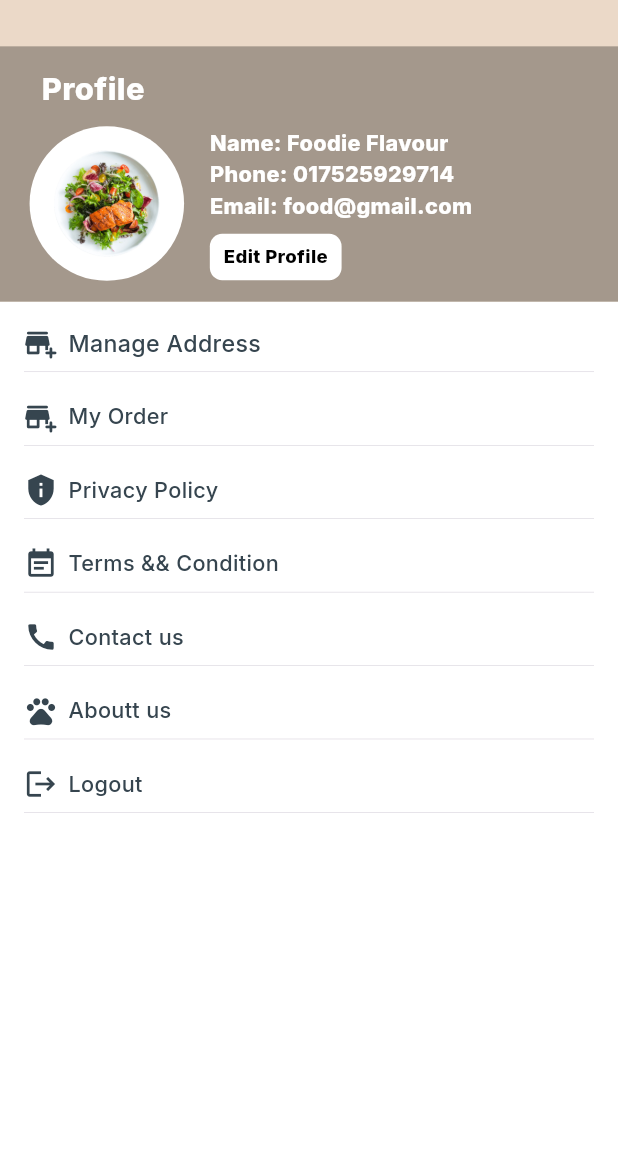
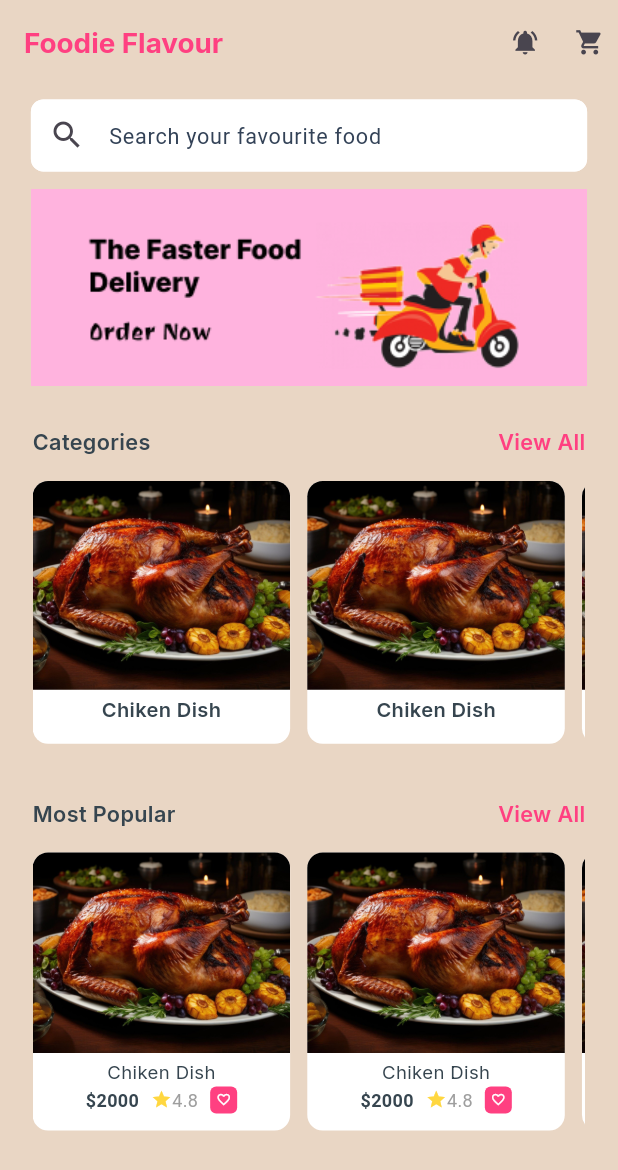
Before and after one commit to nurnabimiah/Foodie-User-App, a Flutter app: the screen it shows after launch, on a phone screen of 412 x 824 dp. Shown: the top 1170 px of the screen. Run offline on Flutter 3.47's test engine with Material 2 defaults, Android fonts, the phone set to English and light mode, and no system bars; drawn by our look-alikes of carousel_slider; our stand-ins replace cached_network_image, dio, dropdown_button2, flutter_screenutil, get, get_it and 4 more.

Commit message:
added:HomeScreen Design(done)

```diff
--- a/lib/main.dart
+++ b/lib/main.dart
@@ -37,6 +37,7 @@ import 'package:foodie_resturent_user_app/view/screen/auth_screen/login_screen.d
 import 'package:foodie_resturent_user_app/view/screen/auth_screen/recover_password_screen.dart';
 import 'package:foodie_resturent_user_app/view/screen/auth_screen/sign_up_screen.dart';
 import 'package:foodie_resturent_user_app/view/screen/favourite_list_screen/favourite_list_screen.dart';
+import 'package:foodie_resturent_user_app/view/screen/home_screen/home_screen.dart';
 import 'package:foodie_resturent_user_app/view/screen/notification_screen/notification_screen.dart';
 import 'package:foodie_resturent_user_app/view/screen/onboarding_screen/onboarding_screen.dart';
 import 'package:foodie_resturent_user_app/view/screen/order_screen/my_order_screen.dart';
@@ -91,7 +92,8 @@ class MyApp extends StatelessWidget {
             ),
 
             //initialRoute: LoginScreen.routeName,
-            initialRoute: ProfileScreen.routeName,
+            //initialRoute: ProfileScreen.routeName,
+            initialRoute: HomeScreen.routeName,
             getPages: [
               GetPage(name: SplashScreen.routeName, page: () => SplashScreen()),
               GetPage(name:OnbordingScreen.routeName, page: () => OnbordingScreen()),
@@ -100,6 +102,7 @@ class MyApp extends StatelessWidget {
               GetPage(name:SignUpScreen.routeName, page: () => SignUpScreen()),
               GetPage(name:RecoverPasswordScreen.routeName, page: () => RecoverPasswordScreen()),
               GetPage(name:CreateNewPasswordScreen.routeName, page: () => CreateNewPasswordScreen()),
+              GetPage(name:HomeScreen.routeName, page: () =>  HomeScreen()),
               GetPage(name:MyOrderScreen.routeName, page: () => MyOrderScreen()),
               GetPage(name:OrderDetailsScreen.routeName, page: () => OrderDetailsScreen()),
               GetPage(name:FavouriteListScreen.routeName, page: () => FavouriteListScreen()),
--- /dev/null
+++ b/lib/view/screen/home_screen/home_screen.dart
@@ -0,0 +1,204 @@
+
+
+
+import 'package:carousel_slider/carousel_slider.dart';
+import 'package:flutter/material.dart';
+import 'package:flutter_screenutil/flutter_screenutil.dart';
+import 'package:foodie_resturent_user_app/view/widget/carousel_slider_widget/carousel_slider_widget.dart';
+import 'package:foodie_resturent_user_app/view/widget/food_item_preview_card/food_item_preview_card.dart';
+import 'package:foodie_resturent_user_app/view/widget/text_form_filed_widget/text_form_filed_widget.dart';
+import 'package:get/get.dart';
+import 'package:get/get_core/src/get_main.dart';
+
+import '../../../utils/app_color_resources/app_color_resources.dart';
+import '../../../utils/app_style.dart';
+import '../notification_screen/notification_screen.dart';
+
+class HomeScreen extends StatelessWidget {
+  static const String routeName = '/home_route';
+  HomeScreen({Key? key}) : super(key: key);
+
+  final searchController = TextEditingController();
+
+
+
+  @override
+  Widget build(BuildContext context) {
+    return Scaffold(
+      backgroundColor: AppColorResources.primaryColor,
+      appBar: PreferredSize(
+        preferredSize: Size.fromHeight(kToolbarHeight),
+        child: AppBar(
+          backgroundColor: AppColorResources.primaryColor,
+          elevation: 0,
+          title: Text('Foodie Flavour',style: myStyleInter(18.sp, AppColorResources.primaryPinkColor,FontWeight.w700),),
+          actions: [
+            Padding(
+                padding:  EdgeInsets.only(right: 8.0.w),
+                child: IconButton(onPressed: () {
+                  Get.toNamed(NotificationScreen.routeName);
+                }, icon:  Icon(Icons.notifications_active,size: 19.sp,),)
+            ),
+            Padding(
+              padding:  EdgeInsets.only(right: 8.0.w),
+              child: Icon(Icons.shopping_cart,size: 19.sp,),
+            ),
+          ],
+
+        ),
+      ),
+
+      body: SingleChildScrollView(
+        child: Column(
+          children: [
+            //...........search..................................................
+            Padding(
+              padding:  EdgeInsets.only(top: 10.0.h,left: 18.w,right: 18.w),
+              child: CustomTextFormFiled(
+                  hinText: 'Search your favourite food',
+                  keyboardType: TextInputType.text,
+                  prefixIcon: Icon(Icons.search),
+                  textEditingController: searchController,
+                  textFormFiledValidator: (value){
+
+                  },
+
+              ),
+            ),
+
+            //carousel slider....................................................
+            CarouselSliderWidet(),
+
+            //..............categories item list..................................
+            Padding(
+              padding: EdgeInsets.symmetric(horizontal: 19.w,vertical: 15.h),
+              child: Row(
+                mainAxisAlignment: MainAxisAlignment.spaceBetween,
+                children: [
+                  Text('Categories',style: myStyleInter(14.sp, AppColorResources.subBlackColor,FontWeight.w600),),
+                  GestureDetector(
+                    onTap: (){
+                      //Get.toNamed();
+                    },
+                    child: Text("View All",style: myStyleInter(14.sp, AppColorResources.primaryPinkColor,FontWeight.w600),),
+                  ),
+                ],
+              ),
+            ),
+
+            Padding(
+              padding: EdgeInsets.symmetric(horizontal: 19.0.w),
+              child: Container(
+                height: 170.h,
+                child: ListView.separated(
+                    shrinkWrap: true,
+                    scrollDirection: Axis.horizontal,
+                    itemCount: 10,
+                    separatorBuilder: (BuildContext context,index)=>SizedBox(width: 10.w,),
+                    itemBuilder: (BuildContext context,index){
+                      return Container(
+                        width: 150.w,
+                        decoration: BoxDecoration(
+                          color: AppColorResources.primaryWhiteColor,
+                          borderRadius: BorderRadius.all(Radius.circular(10.r))
+                        ),
+
+                        child: Column(
+                          children: [
+                            ClipRRect(
+
+                                child: Image.asset('assets/images/chicken _dish_image.jpg',fit: BoxFit.cover,height: 135.h,),
+                                borderRadius: BorderRadius.only(topLeft: Radius.circular(10.r,),topRight:  Radius.circular(10.r,)),
+                            ),
+                            SizedBox(height: 4.h,),
+                            Expanded(child: Text('Chiken Dish',style: myStyleInter(13.sp, AppColorResources.subBlackColor,FontWeight.w600),)),
+
+
+                          ],
+                        ),
+
+
+                      );
+                    },
+
+
+                ),
+              ),
+            ),
+            SizedBox(height: 20.h,),
+
+
+            //..............most popular  item list...............................
+
+            Padding(
+              padding: EdgeInsets.symmetric(horizontal: 19.w,vertical: 15.h),
+              child: Row(
+                mainAxisAlignment: MainAxisAlignment.spaceBetween,
+                children: [
+                  Text('Most Popular',style: myStyleInter(14.sp, AppColorResources.subBlackColor,FontWeight.w600),),
+                  GestureDetector(
+                    onTap: (){
+                      //Get.toNamed();
+                    },
+                    child: Text("View All",style: myStyleInter(14.sp, AppColorResources.primaryPinkColor,FontWeight.w600),),
+                  ),
+                ],
+              ),
+            ),
+
+            Padding(
+              padding: EdgeInsets.symmetric(horizontal: 19.0.w),
+              child: Container(
+                height: 180.h,
+                child: ListView.separated(
+                  shrinkWrap: true,
+                  scrollDirection: Axis.horizontal,
+                  itemCount: 10,
+                  separatorBuilder: (BuildContext context,index)=>SizedBox(width: 10.w,),
+                  itemBuilder: (BuildContext context,index){
+                    return FooditemPreviewCard();
+                  },
+
+
+                ),
+              ),
+            ),
+
+
+
+
+
+
+
+
+
+
+
+
+
+
+
+
+
+
+
+
+
+
+
+
+
+
+
+
+
+
+
+
+          ],
+        ),
+      ),
+
+    );
+  }
+}
--- /dev/null
+++ b/lib/view/widget/carousel_slider_widget/carousel_slider_widget.dart
@@ -0,0 +1,41 @@
+
+
+
+import 'package:carousel_slider/carousel_slider.dart';
+import 'package:flutter/material.dart';
+import 'package:flutter_screenutil/flutter_screenutil.dart';
+
+class CarouselSliderWidet extends StatelessWidget {
+  CarouselSliderWidet({Key? key}) : super(key: key);
+
+  List<String> imageList = [
+    'assets/images/carousel_slider_image.png',
+    'assets/images/carousel_slider_image.png',
+    'assets/images/carousel_slider_image.png',
+  ];
+
+  @override
+  Widget build(BuildContext context) {
+    return Container(
+      height: 150.h,
+      width: double.infinity,
+      child: CarouselSlider(
+        options: CarouselOptions(
+            autoPlay: true,
+            // aspectRatio: 16/9,
+            enlargeCenterPage: true,
+            viewportFraction: 0.9,
+            autoPlayInterval: Duration(seconds: 7)
+        ),
+        items: imageList.map((item) {
+          return Builder(
+            builder: (BuildContext context) {
+              return Image.asset(item,fit: BoxFit.fitWidth,height: 150.h,);
+            },
+          );
+        }).toList(),
+
+      ),
+    );
+  }
+}
--- /dev/null
+++ b/lib/view/widget/food_item_preview_card/food_item_preview_card.dart
@@ -0,0 +1,70 @@
+
+
+
+
+import 'package:flutter/material.dart';
+import 'package:flutter_screenutil/flutter_screenutil.dart';
+import 'package:foodie_resturent_user_app/utils/app_color_resources/app_color_resources.dart';
+
+import '../../../utils/app_style.dart';
+
+class FooditemPreviewCard extends StatelessWidget {
+
+  const FooditemPreviewCard({Key? key,}) : super(key: key);
+
+
+
+  @override
+  Widget build(BuildContext context) {
+    return Container(
+      width: 150.w,
+      decoration: BoxDecoration(
+          color: AppColorResources.primaryWhiteColor,
+          borderRadius: BorderRadius.all(Radius.circular(10.r))
+      ),
+
+      child: Column(
+        children: [
+          ClipRRect(
+
+            child: Image.asset('assets/images/chicken _dish_image.jpg',fit: BoxFit.cover,height: 130.h,),
+            borderRadius: BorderRadius.only(topLeft: Radius.circular(10.r,),topRight:  Radius.circular(10.r,)),
+          ),
+          SizedBox(height: 4.h,),
+
+          Expanded(
+              child: Column(
+                children: [
+                  Text('Chiken Dish',style: myStyleInter(12.sp, AppColorResources.subBlackColor,FontWeight.w400),),
+                  Row(
+                    mainAxisAlignment: MainAxisAlignment.center,
+                    children: [
+                      Text('\$2000', style: TextStyle(color:AppColorResources.subBlackColor, fontSize: 12, fontWeight: FontWeight.w600),),
+                      const SizedBox(width: 8,),
+                      const Icon(Icons.star, color: Colors.amberAccent, size: 14,),
+                      Text('4.8', style: const TextStyle(color: Colors.grey, fontSize: 12, fontWeight: FontWeight.w400),),
+                      const SizedBox(width: 8,),
+
+                      GestureDetector(
+                        onTap: () {},
+                        child: Container(
+                          padding: const EdgeInsets.all(4),
+                          decoration: BoxDecoration(color: AppColorResources.primaryPinkColor, borderRadius: BorderRadius.circular(4)),
+                          child: const Icon(Icons.favorite_border, size: 10, color: Colors.white,),),),
+                    ],
+                  ),
+
+                ],
+
+              )
+
+          ),
+
+
+        ],
+      ),
+
+
+    );
+  }
+}
--- a/lib/view/widget/text_form_filed_widget/text_form_filed_widget.dart
+++ b/lib/view/widget/text_form_filed_widget/text_form_filed_widget.dart
@@ -14,7 +14,9 @@ class CustomTextFormFiled extends StatelessWidget {
   String? Function(String?) textFormFiledValidator;
   void Function(String)? onChanged;
   Widget? suffixIcon;
+  Widget? prefixIcon;
   dynamic obsecureText;
+
 
 
 
@@ -30,6 +32,7 @@ class CustomTextFormFiled extends StatelessWidget {
     this.maxLine,
     this.onChanged,
     this.suffixIcon,
+    this.prefixIcon,
     this.obsecureText = false,
 
   }) : super(key: key);
@@ -52,6 +55,7 @@ class CustomTextFormFiled extends StatelessWidget {
 
         decoration: InputDecoration(
             contentPadding: EdgeInsets.all(12),
+
             ///........................enable border..............................
             enabledBorder: OutlineInputBorder(
               borderSide:BorderSide(color: Colors.white,width: 2.w,),
@@ -88,7 +92,10 @@ class CustomTextFormFiled extends StatelessWidget {
 
 
            //.........suffixIcon.............
-          suffixIcon: suffixIcon
+          suffixIcon: suffixIcon,
+
+          //.........prefixIcon.............
+          prefixIcon: prefixIcon
 
 
         ));
--- a/pubspec.yaml
+++ b/pubspec.yaml
@@ -55,6 +55,7 @@ dependencies:
   pin_code_fields: ^8.0.1
   cached_network_image: ^3.3.0
   dropdown_button2:
+  carousel_slider: ^4.2.1
 
 
 dev_dependencies:
```
Also changed, not shown: lib/view/screen/favourite_list_screen/favourite_list_screen.dart (+4 -4 lines), assets/images/carousel_slider_image.png (added), assets/images/chicken _dish_image.jpg (added), lib/view/screen/address_screen/manage_address_screen.dart (line endings or trailing spaces), pubspec.lock.
